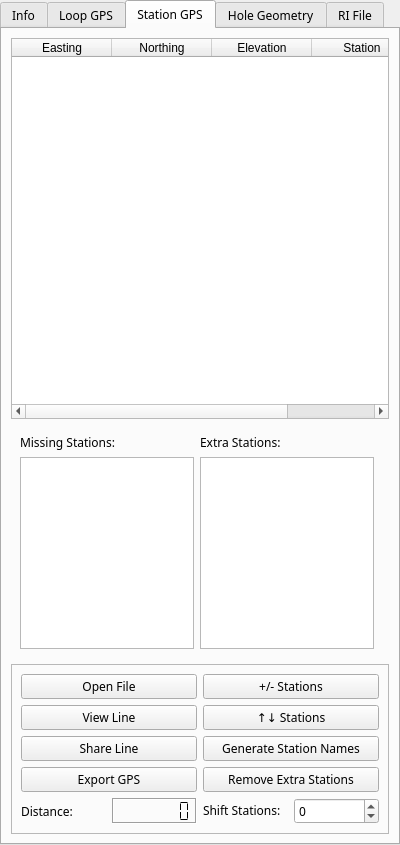
Before: the Qt Designer form src/ui/pem_info_widget.ui in Eric-Meunier/Processor-Suite, drawn with Qt 5.
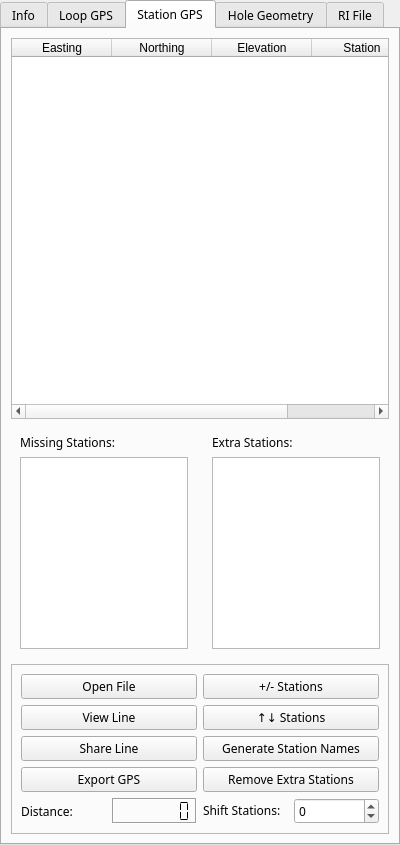
After: the same form once the commit is applied. The open tabs and pages were chosen to show the change. Icons and pictures are not drawn.

Diff of the .ui file:
```diff
--- a/src/ui/pem_info_widget.ui
+++ b/src/ui/pem_info_widget.ui
@@ -763,7 +763,7 @@
        <item row="19" column="1">
         <widget class="QFrame" name="missing_gps_frame">
          <property name="sizePolicy">
-          <sizepolicy hsizetype="Preferred" vsizetype="Maximum">
+          <sizepolicy hsizetype="Expanding" vsizetype="Maximum">
            <horstretch>0</horstretch>
            <verstretch>0</verstretch>
           </sizepolicy>
@@ -793,13 +793,6 @@
           <property name="bottomMargin">
            <number>9</number>
           </property>
-          <item row="0" column="1">
-           <widget class="QLabel" name="extra_gps_label">
-            <property name="text">
-             <string>Extra Stations:</string>
-            </property>
-           </widget>
-          </item>
           <item row="0" column="0">
            <widget class="QLabel" name="missing_gps_label">
             <property name="text">
@@ -810,7 +803,7 @@
           <item row="1" column="0">
            <widget class="QListWidget" name="missing_gps_list">
             <property name="sizePolicy">
-             <sizepolicy hsizetype="Maximum" vsizetype="Maximum">
+             <sizepolicy hsizetype="Preferred" vsizetype="Maximum">
               <horstretch>0</horstretch>
               <verstretch>0</verstretch>
              </sizepolicy>
@@ -829,10 +822,35 @@
             </property>
            </widget>
           </item>
-          <item row="1" column="1">
+         </layout>
+        </widget>
+       </item>
+       <item row="19" column="2">
+        <widget class="QFrame" name="extra_gps_frame">
+         <property name="sizePolicy">
+          <sizepolicy hsizetype="Expanding" vsizetype="Preferred">
+           <horstretch>0</horstretch>
+           <verstretch>0</verstretch>
+          </sizepolicy>
+         </property>
+         <property name="frameShape">
+          <enum>QFrame::NoFrame</enum>
+         </property>
+         <property name="frameShadow">
+          <enum>QFrame::Raised</enum>
+         </property>
+         <layout class="QVBoxLayout" name="verticalLayout">
+          <item>
+           <widget class="QLabel" name="extra_gps_label">
+            <property name="text">
+             <string>Extra Stations:</string>
+            </property>
+           </widget>
+          </item>
+          <item>
            <widget class="QListWidget" name="extra_gps_list">
             <property name="sizePolicy">
-             <sizepolicy hsizetype="Maximum" vsizetype="Maximum">
+             <sizepolicy hsizetype="Preferred" vsizetype="Maximum">
               <horstretch>0</horstretch>
               <verstretch>0</verstretch>
              </sizepolicy>
```
Left out of the diff: 2 changed lines with no effect on the pictures.
